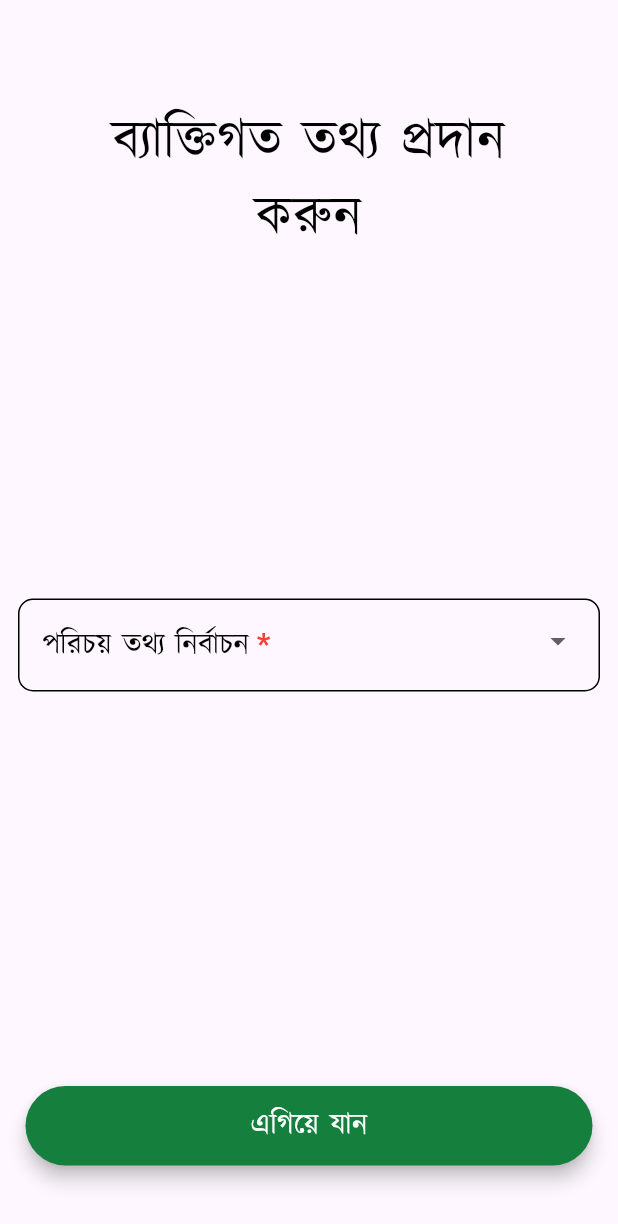
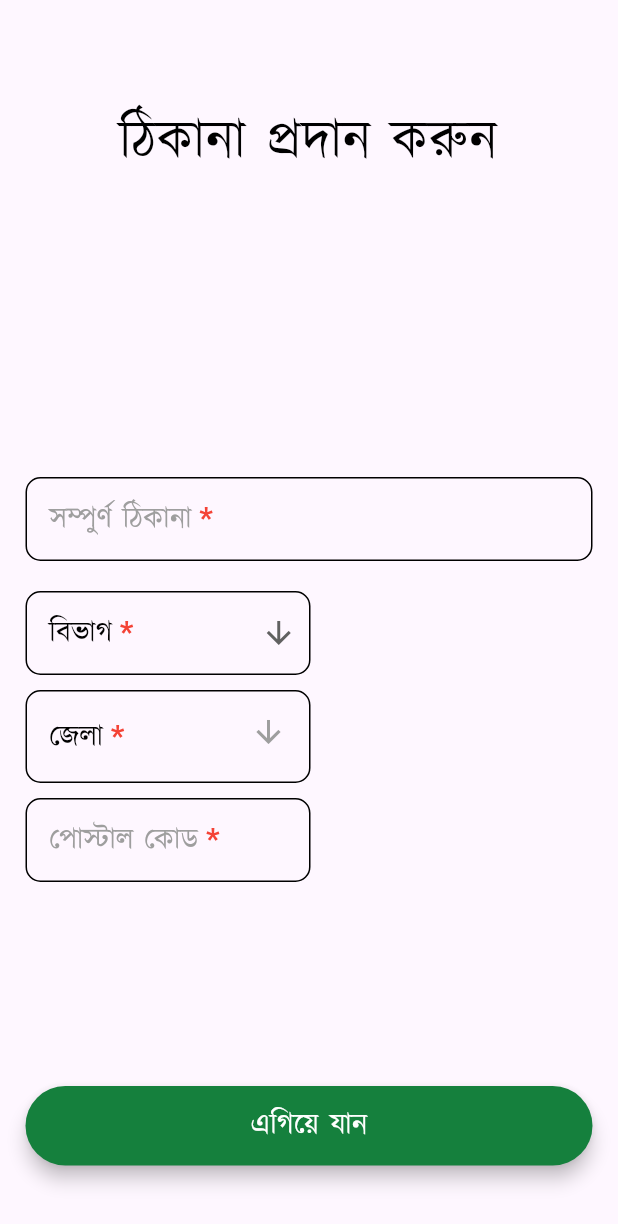
Before and after one commit to Istiaque123/CCMS-APP, a Flutter app: the screen it shows after launch, on a phone screen of 412 x 824 dp. Shown: the top 1224 px of the screen. Run offline on Flutter 3.47's test engine with Material 3 defaults, Android fonts, the phone set to English and light mode, and no system bars; our stand-ins replace dropdown_button2, flutter_riverpod, pinput.

Commit message:
Working on adress screen

```diff
--- a/practice_one/lib/main.dart
+++ b/practice_one/lib/main.dart
@@ -1,5 +1,6 @@
 import 'package:flutter/material.dart';
 import 'package:flutter_riverpod/flutter_riverpod.dart';
+import 'package:practice_one/pages/address_screen.dart';
 import 'package:practice_one/pages/my_home_screen.dart';
 import 'package:practice_one/pages/password_create_screen.dart';
 import 'package:practice_one/pages/personal_info_id_scrren.dart';
@@ -28,7 +29,7 @@ class MyApp extends StatelessWidget {
         colorScheme: ColorScheme.fromSeed(seedColor: Colors.deepPurple),
         useMaterial3: true,
       ),
-      home: const PersonalInfoIdScrren(),
+      home: const AddressScreen(),
     );
   }
 }
--- a/practice_one/lib/pages/address_screen.dart
+++ b/practice_one/lib/pages/address_screen.dart
@@ -0,0 +1,246 @@
+import 'package:dropdown_button2/dropdown_button2.dart';
+import 'package:flutter/material.dart';
+import 'package:flutter_riverpod/flutter_riverpod.dart';
+import 'package:practice_one/feature/common/hero_section.dart';
+import 'package:practice_one/feature/common/keybord_input_section.dart';
+import 'package:practice_one/feature/common/navigator.dart';
+import 'package:practice_one/feature/common/normal_btn.dart';
+import 'package:practice_one/feature/common/useful_methode.dart';
+import 'package:practice_one/pages/profession_screen.dart';
+import 'package:practice_one/utils/normal%20provider/adress_provider.dart';
+
+class AddressScreen extends ConsumerStatefulWidget {
+  const AddressScreen({super.key});
+
+  @override
+  ConsumerState<ConsumerStatefulWidget> createState() => _AddressScreenState();
+}
+
+class _AddressScreenState extends ConsumerState<AddressScreen> {
+  final addressTextEditingCntroller = TextEditingController();
+  final pastelCodeTextEditingController = TextEditingController();
+  final _formKey = GlobalKey<FormState>();
+  String? divition;
+
+// -----------------------------------------------------------------------------------------------
+
+  @override
+  void dispose() {
+    // TODO: implement dispose
+    addressTextEditingCntroller.dispose();
+    pastelCodeTextEditingController.dispose();
+    super.dispose();
+  }
+
+// -----------------------------------------------------------------------------------------------
+
+  @override
+  Widget build(BuildContext context) {
+    divition = ref.watch(divisionProvider);
+    final district = ref.watch(districtsProvider);
+
+    return Scaffold(
+      appBar: AppBar(
+        foregroundColor: Colors.green,
+      ),
+      body: Container(
+        width: double.infinity,
+        height: double.infinity,
+        padding: const EdgeInsets.all(12),
+        child: Form(
+            key: _formKey,
+            child: Stack(
+              children: [
+                const Positioned(
+                    top: 0,
+                    left: 5,
+                    right: 5,
+                    child: HeroSectionNoLogo(
+                      heroMsg: 'ঠিকানা প্রদান করুন',
+                      msgWeight: 300,
+                    )),
+                 Positioned(
+                  top: 250,
+                  right: 5,
+                  left: 5,
+                  child: Column(
+                    mainAxisAlignment: MainAxisAlignment.center,
+                    crossAxisAlignment: CrossAxisAlignment.center,
+                    children: [
+                      SizedBox(
+                        width: 400,
+                        child: KeybordInputSection(
+                          inputTextEditorController:
+                              addressTextEditingCntroller,
+                          hintText: 'সম্পুর্ণ ঠিকানা',
+                          isRequired: true,
+                          validator: (value)=> validator(value, 'সম্পুর্ণ ঠিকানা'),
+                        ),
+                      ),
+                      const SizedBox(
+                        height: 20,
+                      ),
+
+                      SizedBox(
+                        width: 400,
+                        child: Wrap(
+                          direction: Axis.horizontal,
+                          spacing: 10, // Add spacing between widgets
+                          runSpacing: 10, // Add spacing between rows of widgets
+                          alignment: WrapAlignment.spaceBetween, // Align items in the center
+
+                          children: [
+                            // Divition Dropdown
+                            SizedBox(
+                              width: 190, // Adjust width as per requirement
+                              child: DropdownButtonHideUnderline(
+                                child: DropdownButtonFormField2(
+                                  iconStyleData: const IconStyleData(
+                                    icon: Icon(Icons.arrow_downward),
+                                  ),
+                                  dropdownStyleData: const DropdownStyleData(
+                                    maxHeight: 200,
+                                  ),
+                                  value: divition,
+                                  decoration: InputDecoration(
+                                    label: RichText(
+                                      text: TextSpan(
+                                        text: 'বিভাগ',
+                                        style: myTextStyle(),
+                                        children: const [
+                                          TextSpan(
+                                            text: ' *',
+                                            style: TextStyle(
+                                              color: Colors.red,
+                                              fontWeight: FontWeight.bold,
+                                            ),
+                                          )
+                                        ],
+                                      ),
+                                    ),
+                                    border: myBorderStyle(),
+                                    enabledBorder: myBorderStyle(),
+                                    focusedBorder: myBorderStyle(),
+                                  ),
+                                  validator: (value) =>
+                                      validator(value, 'বিভাগ'),
+                                  items: divisionsAndDistricts.keys
+                                      .map(
+                                        (div) => DropdownMenuItem<String>(
+                                          value: div,
+                                          child: Text(
+                                            div,
+                                            style: myTextStyle(),
+                                          ),
+                                        ),
+                                      )
+                                      .toList(),
+                                  onChanged: (value) {
+                                    ref.read(divisionProvider.notifier).state =
+                                        value;
+                                    ref.read(districtsProvider.notifier).state =
+                                        value != null
+                                            ? divisionsAndDistricts[value]!
+                                            : [];
+                                  },
+                                ),
+                              ),
+                            ),
+
+                            // District Dropdown
+                            SizedBox(
+                              width: 190, // Adjust width as per requirement
+                              child: DropdownButtonHideUnderline(
+                                child: DropdownButtonFormField2(
+                                  iconStyleData: const IconStyleData(
+                                    icon: Icon(Icons.arrow_downward),
+                                    iconEnabledColor: Colors.green,
+                                    iconDisabledColor: Colors.grey,
+                                  ),
+                                  decoration: InputDecoration(
+                                    hintText: 'জেলা',
+                                    hintStyle: myTextStyle(),
+                                    label: RichText(
+                                      text: TextSpan(
+                                        text: 'জেলা',
+                                        style: myTextStyle(),
+                                        children: const [
+                                          TextSpan(
+                                            text: ' *',
+                                            style: TextStyle(
+                                              color: Colors.red,
+                                              fontWeight: FontWeight.bold,
+                                            ),
+                                          )
+                                        ],
+                                      ),
+                                    ),
+                                    border: myBorderStyle(),
+                                    enabledBorder: myBorderStyle(),
+                                    focusedBorder: myBorderStyle(),
+                                  ),
+                                  validator: (value) =>
+                                      validator(value, 'জেলা'),
+                                  items: district
+                                      .map(
+                                        (dist) => DropdownMenuItem<String>(
+                                          value: dist,
+                                          child: Text(
+                                            dist,
+                                            style: myTextStyle(),
+                                          ),
+                                        ),
+                                      )
+                                      .toList(),
+                                  onChanged: (value) {},
+                                ),
+                              ),
+                            ),
+
+                            // Postal Code Input
+                            SizedBox(
+                              width: 190, // Adjust width as per requirement
+                              child: KeybordInputSection(
+                                inputTextEditorController: pastelCodeTextEditingController,
+                                hintText: 'পোস্টাল কোড',
+                                isRequired: true,
+                                validator: (value) => validator(value, 'পোস্টাল কোড'),
+                              ),
+                            ),
+                          ],
+                        ),
+                      ),
+                    ],
+                  ),
+                ),
+
+                Positioned(
+                  bottom: 35,
+                  left: 5,
+                  right: 5,
+                  child: SizedBox(
+                    width: 400,
+                    child: CustomBtn(
+                      btnName: "এগিয়ে যান",
+                      backgroundColor: const Color(0xff15803D),
+                      foregroundColor: Colors.white,
+                      minimumSize: const Size(370, 0),
+                      padding: const EdgeInsets.symmetric(vertical: 12),
+                      elevation: 5,
+                      onPressed: () {
+                        if (_formKey.currentState?.validate() ?? false) {
+                          // Perform action (e.g., navigate to another page)
+                          navigatePush(context,  const ProfessionScreen());
+                        }
+                      },
+                    ),
+                  ),
+                )
+
+              ],
+            )
+            ),
+      ),
+    );
+  }
+}
--- a/practice_one/lib/pages/personal_info_id_scrren.dart
+++ b/practice_one/lib/pages/personal_info_id_scrren.dart
@@ -3,8 +3,10 @@ import 'package:flutter/material.dart';
 import 'package:flutter_riverpod/flutter_riverpod.dart';
 import 'package:practice_one/feature/common/hero_section.dart';
 import 'package:practice_one/feature/common/keybord_input_section.dart';
+import 'package:practice_one/feature/common/navigator.dart';
 import 'package:practice_one/feature/common/normal_btn.dart';
 import 'package:practice_one/feature/common/useful_methode.dart';
+import 'package:practice_one/pages/address_screen.dart';
 
 class PersonalInfoIdScrren extends ConsumerStatefulWidget {
   const PersonalInfoIdScrren({super.key});
@@ -165,7 +167,7 @@ class _PersonalInfoIdScreenState extends ConsumerState<PersonalInfoIdScrren> {
                       onPressed: () {
                         if (_formKey.currentState?.validate() ?? false) {
                           // Perform action (e.g., navigate to another page)
-                          // navigatePush(context,  const PersonalInfoId());
+                          navigatePush(context,  const AddressScreen());
                         }
                       },
                     ),
--- a/practice_one/lib/pages/personal_info_name_screen.dart
+++ b/practice_one/lib/pages/personal_info_name_screen.dart
@@ -181,12 +181,7 @@ class _PersonalInfoNameScreenState extends ConsumerState<PersonalInfoNameScreen>
 
 
                               onChanged: (value) {
-                                 if (_formKey.currentState?.validate() == false) {
-                                setState(() {
-                                  // Trigger a re-render and remove any error
-                                return;
-                                });
-                              }
+
                                 setState(() {
                                   selectedGender = value;
                                 });
--- /dev/null
+++ b/practice_one/lib/pages/profession_screen.dart
@@ -0,0 +1,21 @@
+import 'package:flutter/material.dart';
+import 'package:flutter_riverpod/flutter_riverpod.dart';
+
+class ProfessionScreen extends ConsumerStatefulWidget {
+  const ProfessionScreen({super.key});
+
+  @override
+  ConsumerState<ConsumerStatefulWidget> createState() => _ProfessionScreenState();
+}
+
+class _ProfessionScreenState extends ConsumerState<ProfessionScreen> {
+
+  @override
+  Widget build(BuildContext context) {
+    return Scaffold(
+      appBar: AppBar(
+        foregroundColor: Colors.green,
+      ),
+    );
+  }
+}
--- /dev/null
+++ b/practice_one/lib/utils/constrains/address_constrains.dart
@@ -0,0 +1,2 @@
+const districtLink = 'https://bdapi.vercel.app/api/v.1/district';
+const divitionLink = '$districtLink/:divisionId';
--- /dev/null
+++ b/practice_one/lib/utils/normal provider/adress_provider.dart
@@ -0,0 +1,17 @@
+import 'package:flutter_riverpod/flutter_riverpod.dart';
+
+
+const divisionsAndDistricts = {
+  'Dhaka': ['Dhaka', 'Gazipur', 'Narayanganj', 'Tangail'],
+  'Chittagong': ['Chittagong', 'Cox\'s Bazar', 'Rangamati', 'Khagrachari'],
+  'Rajshahi': ['Rajshahi', 'Natore', 'Naogaon', 'Pabna'],
+  'Khulna': ['Khulna', 'Satkhira', 'Jessore', 'Kushtia'],
+  'Sylhet': ['Sylhet', 'Moulvibazar', 'Habiganj', 'Sunamganj'],
+  'Barisal': ['Barisal', 'Bhola', 'Pirojpur', 'Jhalokati'],
+  'Rangpur': ['Rangpur', 'Dinajpur', 'Gaibandha', 'Thakurgaon'],
+  'Mymensingh': ['Mymensingh', 'Netrokona', 'Jamalpur', 'Sherpur'],
+};
+
+final divisionProvider = StateProvider<String?>((ref) => null);
+
+final districtsProvider = StateProvider<List<String>>((ref) => []);
--- a/practice_one/pubspec.yaml
+++ b/practice_one/pubspec.yaml
@@ -34,6 +34,7 @@ dependencies:
     sdk: flutter
   flutter_riverpod: ^2.6.1
   fpdart: ^1.1.1
+  http: ^1.2.2
   intl: ^0.20.0
   pinput: ^5.0.0
 
```
Also changed, not shown: practice_one/pubspec.lock.
